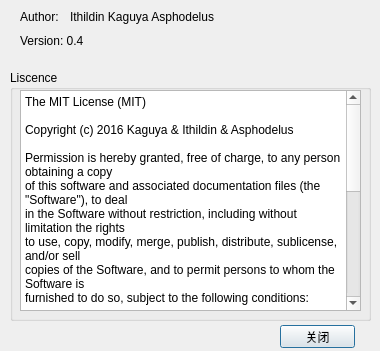
Qt form dialogaboutme.ui (ChickenSeller/Primer-Maker) before a commit.
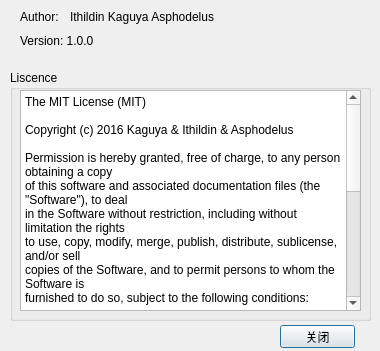
The same form after that commit.

```diff
--- a/dialogaboutme.ui
+++ b/dialogaboutme.ui
@@ -87,7 +87,7 @@
     </rect>
    </property>
    <property name="text">
-    <string>Version: 0.4</string>
+    <string>Version: 1.0.0</string>
    </property>
   </widget>
   <widget class="QLabel" name="label_3">
```
